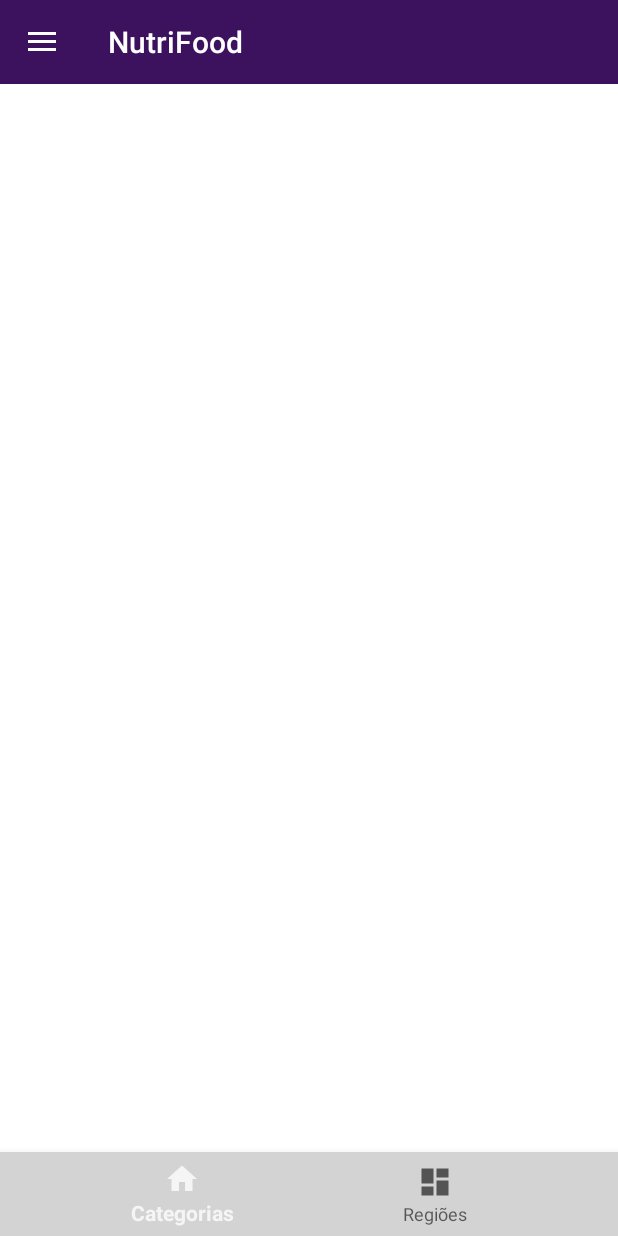
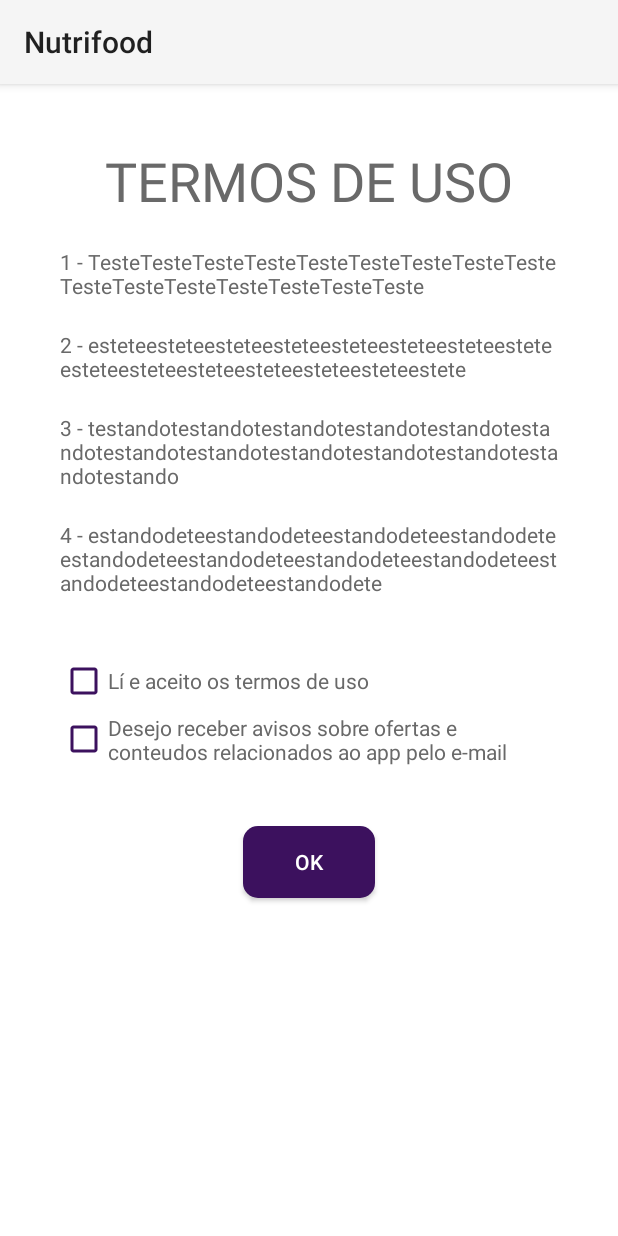
Before and after one commit to ClovisReis/NutrifoodTuxn, an Android app: the screen it shows after launch (TelaPrincipal before the commit, Tela_termos after it), on a phone screen of 412 x 824 dp. Run offline under Robolectric (Android 15) with nearby library versions, the phone set to English and light mode, and no system bars.

Commit message:
Termos
Foi criada a tela do termo de uso

```diff
--- a/app/build.gradle
+++ b/app/build.gradle
@@ -25,6 +25,7 @@ dependencies {
     implementation 'com.android.support:design:28.0.0'
     implementation 'com.android.support.constraint:constraint-layout:1.1.3'
     implementation 'com.android.support:support-vector-drawable:28.0.0'
+    implementation 'androidx.constraintlayout:constraintlayout:1.1.3'
     testImplementation 'junit:junit:4.12'
     androidTestImplementation 'com.android.support.test:runner:1.0.2'
     androidTestImplementation 'com.android.support.test.espresso:espresso-core:3.0.2'
--- /dev/null
+++ b/app/src/main/res/drawable/corners.xml
@@ -0,0 +1,7 @@
+<shape xmlns:android="http://schemas.android.com/apk/res/android"
+    android:shape="rectangle">
+
+    <solid android:color="@color/colorPrimary"></solid>
+    <corners android:radius="10dp" />
+
+</shape>
--- /dev/null
+++ b/app/src/main/res/layout/activity_tela_termos.xml
@@ -0,0 +1,94 @@
+<?xml version="1.0" encoding="utf-8"?>
+
+<ScrollView
+    xmlns:android="http://schemas.android.com/apk/res/android"
+    xmlns:app="http://schemas.android.com/apk/res-auto"
+    android:layout_height="match_parent"
+    android:layout_width="match_parent"
+    android:background="@color/white" >
+
+<LinearLayout
+    xmlns:tools="http://schemas.android.com/tools"
+    android:layout_width="match_parent"
+    android:layout_height="match_parent"
+    android:orientation="vertical"
+    tools:context=".Tela_termos"
+    android:layout_margin="40dp">
+
+
+    <TextView
+        android:layout_width="wrap_content"
+        android:layout_height="wrap_content"
+        android:text="TERMOS DE USO"
+        android:layout_gravity="center"
+        android:textColor="@color/texto"
+        android:textSize="36dp"/>
+
+    <TextView
+        android:layout_width="wrap_content"
+        android:layout_height="wrap_content"
+        android:layout_marginTop="20sp"
+        android:textColor="@color/texto"
+        android:text="1 - TesteTesteTesteTesteTesteTesteTesteTesteTesteTesteTesteTesteTesteTesteTesteTeste"/>
+
+    <TextView
+        android:layout_width="wrap_content"
+        android:layout_height="wrap_content"
+        android:textColor="@color/texto"
+        android:layout_marginTop="20sp"
+        android:text="2 - esteteesteteesteteesteteesteteesteteesteteesteteesteteesteteesteteesteteesteteesteteestete"/>
+
+    <TextView
+        android:layout_width="wrap_content"
+        android:layout_height="wrap_content"
+        android:layout_marginTop="20sp"
+        android:textColor="@color/texto"
+        android:text="3 - testandotestandotestandotestandotestandotestandotestandotestandotestandotestandotestandotestandotestando "/>
+
+    <TextView
+        android:layout_width="wrap_content"
+        android:layout_height="wrap_content"
+        android:layout_marginTop="20sp"
+        android:textColor="@color/texto"
+        android:text="4 - estandodeteestandodeteestandodeteestandodeteestandodeteestandodeteestandodeteestandodeteestandodeteestandodeteestandodete"/>
+
+
+
+        <CheckBox
+            android:layout_marginTop="40dp"
+            android:layout_width="wrap_content"
+            android:layout_height="wrap_content"
+            android:id="@+id/aceito1"
+            android:textColor="@color/texto"
+            android:text="Lí e aceito os termos de uso"
+            android:buttonTint="@color/colorPrimary"
+            android:checked="false"/>
+
+        <CheckBox
+            android:layout_marginTop="5dp"
+            android:layout_width="wrap_content"
+            android:layout_height="wrap_content"
+            android:id="@+id/aceito2"
+            android:textColor="@color/texto"
+            android:text="Desejo receber avisos sobre ofertas e conteudos relacionados ao app pelo e-mail"
+            android:buttonTint="@color/colorPrimary"
+            android:checked="false"/>
+
+
+    <Button
+        android:layout_width="wrap_content"
+        android:layout_height="wrap_content"
+        android:text="OK"
+        android:background="@drawable/corners"
+        android:textColor="@color/white"
+        android:layout_marginTop="40sp"
+        android:layout_gravity="center"
+        android:onClick="OK"
+        android:id="@+id/aceito"
+        android:layout_marginBottom="30sp"/>
+
+
+
+</LinearLayout>
+
+</ScrollView>
--- a/app/src/main/res/values/colors.xml
+++ b/app/src/main/res/values/colors.xml
@@ -8,6 +8,7 @@
     <color name="white">#FFF</color>
     <color name="roxo">#3C115E</color>
     <color name="cinza">#D3D3D3</color>
+    <color name="texto">#696969</color>
 
     <!-- Cores do Material Theme -->
     <color name="primary">#03A9F4</color>
```
Also changed, not shown: app/src/main/AndroidManifest.xml (+14 -10 lines), app/src/main/java/tk/divesdk/nutrifood/Tela_termos.java (added, +66 -0 lines), app/src/main/res/layout/toast_inflate_termos.xml (added, +35 -0 lines).
